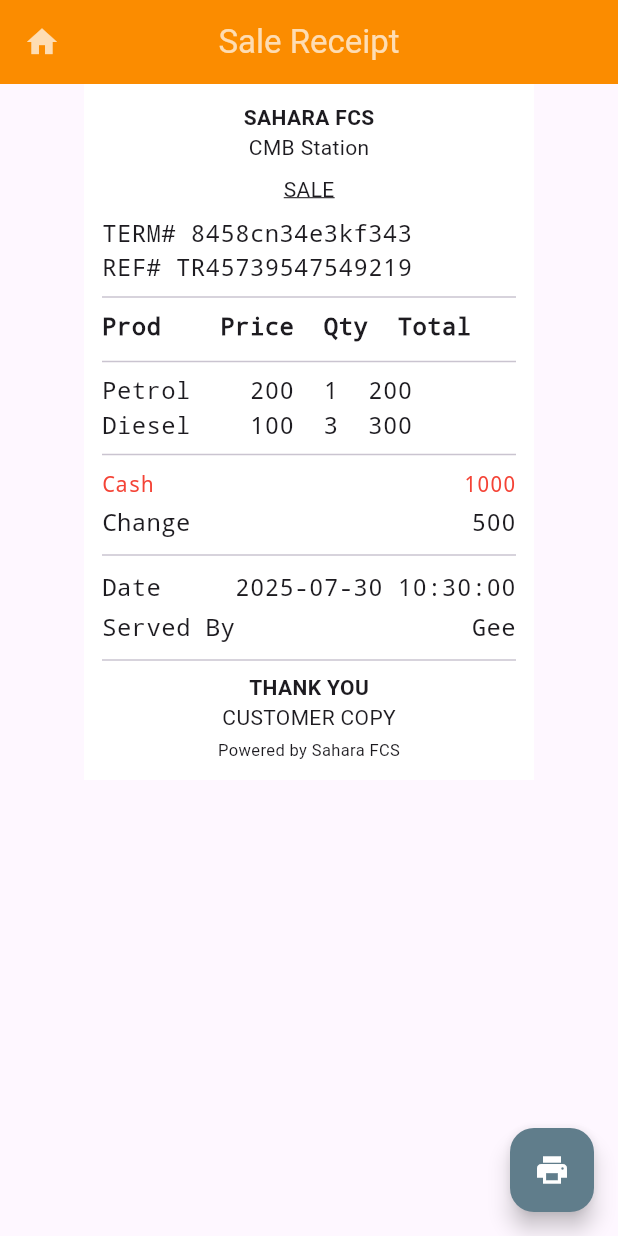
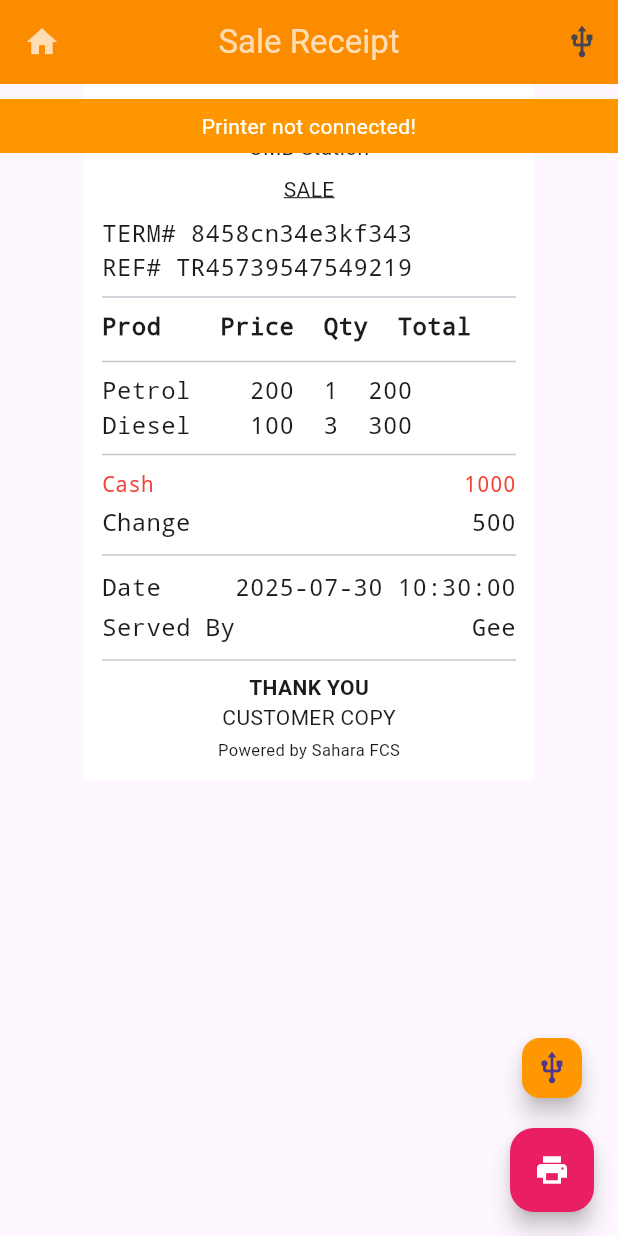
Before and after one commit to Gee-gee4/telpo_printing_test, a Flutter app: the screen it shows after launch, on a phone screen of 412 x 824 dp. Run offline on Flutter 3.47's test engine with Material 3 defaults, Android fonts, the phone set to English and light mode, and no system bars; missing offline and left inert: telpo_flutter_sdk.

Commit message:
updated so we can restart and get connection back

```diff
--- a/lib/home_page.dart
+++ b/lib/home_page.dart
@@ -4,13 +4,51 @@
 import 'package:telpo_flutter_sdk/telpo_flutter_sdk.dart';
 import 'package:telpo_test/printer_service.dart';
 
-class HomePage extends StatelessWidget {
+class HomePage extends StatefulWidget {
   const HomePage({super.key});
+
+  @override
+  State<HomePage> createState() => _HomePageState();
+}
+
+class _HomePageState extends State<HomePage> {
+  bool _printerConnected = false;
+  bool _isLoading = false;
+  bool _showConnectionWarning = false;
+
+  @override
+  void initState() {
+    super.initState();
+    _checkPrinterConnection();
+  }
+
+  Future<void> _checkPrinterConnection() async {
+    if (_isLoading) return;
+
+    setState(() {
+      _isLoading = true;
+      _showConnectionWarning = false;
+    });
+
+    _printerConnected = await PrinterService().isConnected();
+
+    setState(() {
+      _isLoading = false;
+      _showConnectionWarning = !_printerConnected;
+    });
+  }
+
+  @override
+  void dispose() {
+    PrinterService().disconnect();
+    super.dispose();
+  }
 
   @override
   Widget build(BuildContext context) {
     final TextStyle receiptStyle = TextStyle(fontFamily: 'Courier', fontSize: 16);
     final TextStyle balanceStyle = TextStyle(fontFamily: 'Courier', fontSize: 14, color: Colors.red);
+
     return Scaffold(
       appBar: AppBar(
         title: const Text('Sale Receipt', style: TextStyle(color: Colors.white70)),
@@ -23,8 +61,11 @@
             ScaffoldMessenger.of(context).showSnackBar(SnackBar(content: Text('Home button works!')));
           },
         ),
+        actions: [IconButton(icon: const Icon(Icons.usb), onPressed: _checkPrinterConnection)],
       ),
-      body: SingleChildScrollView(
+      body: Stack(
+        children: [
+          SingleChildScrollView(
             child: Center(
               child: Container(
                 width: 300,
@@ -73,22 +114,65 @@
                     const Center(child: Text('CUSTOMER COPY')),
                     const SizedBox(height: 4),
                     const Center(child: Text('Powered by Sahara FCS', style: TextStyle(fontSize: 11))),
-
-
                   ],
                 ),
               ),
             ),
           ),
-      floatingActionButton: FloatingActionButton(
+          if (_isLoading)
+            const Center(child: CircularProgressIndicator()),
+
+          if (_showConnectionWarning)
+            Positioned(
+              top: 10,
+              left: 0,
+              right: 0,
+              child: Container(
+                padding: const EdgeInsets.all(8),
+                color: Colors.orange,
+                child: const Text(
+                  'Printer not connected!',
+                  textAlign: TextAlign.center,
+                  style: TextStyle(color: Colors.white),
+                ),
+              ),
+            ),
+        ],
+      ),
+
+      floatingActionButton: Column(
+        mainAxisAlignment: MainAxisAlignment.end,
+        children: [
+          if (!_printerConnected)
+            FloatingActionButton(
               onPressed: () async {
-          print('...........................................................');
+                final reconnected = await PrinterService().connect();
+                ScaffoldMessenger.of(
+                  context,
+                ).showSnackBar(SnackBar(content: Text(reconnected ? 'Printer reconnected!' : 'Failed to reconnect')));
+                if (reconnected) {
+                  setState(() {
+                    _printerConnected = true;
+                  });
+                }
+              },
+              backgroundColor: Colors.orange,
+              mini: true,
+              child: const Icon(Icons.usb),
+            ),
+          const SizedBox(height: 16),
+          FloatingActionButton(
+            onPressed: () async {
+              if (!_printerConnected) {
+                ScaffoldMessenger.of(context).showSnackBar(
+                  const SnackBar(content: Text('Please connect printer first'), backgroundColor: Colors.red),
+                );
+                return;
+              }
+
               print("🔔 Print button pressed");
-
               try {
-            final printer = PrinterService();
-
-            final result = await printer.printReceipt(
+                final result = await PrinterService().printReceipt(
                   title: 'SAHARA FCS',
                   station: 'CMB Station',
                   items: ['Petrol    200  1  200', 'Diesel    100  3  300'],
@@ -98,26 +182,25 @@
                   cashier: 'Gee',
                 );
 
-            print('✅ Final print result: $result');
-
                 if (result == PrintResult.success) {
-              print('🎉 Print completed successfully!');
-              ScaffoldMessenger.of(
-                context,
-              ).showSnackBar(SnackBar(content: Text('Receipt printed successfully!'), backgroundColor: Colors.green));
+                  ScaffoldMessenger.of(context).showSnackBar(
+                    const SnackBar(content: Text('Receipt printed successfully!'), backgroundColor: Colors.green),
+                  );
                 } else {
-              print('⚠️ Print completed with result: $result');
+                  ScaffoldMessenger.of(context).showSnackBar(
+                    SnackBar(content: Text('Print failed: ${result.name}'), backgroundColor: Colors.orange),
+                  );
                 }
-          // ignore: unused_catch_stack
-          } catch (e, stack) {
-            print('❌ Error during printing: $e');
+              } catch (e) {
                 ScaffoldMessenger.of(
                   context,
                 ).showSnackBar(SnackBar(content: Text('Print error: $e'), backgroundColor: Colors.red));
               }
             },
-        backgroundColor: Colors.blueGrey,
+            backgroundColor: Colors.pink,
             child: const Icon(Icons.print, color: Colors.white),
+          ),
+        ],
       ),
 
       floatingActionButtonLocation: FloatingActionButtonLocation.endFloat,
```
Also changed, not shown: lib/main.dart (+2 -16 lines), lib/printer_service.dart (+41 -13 lines). Lines whose indentation alone changed are shown as unchanged.
